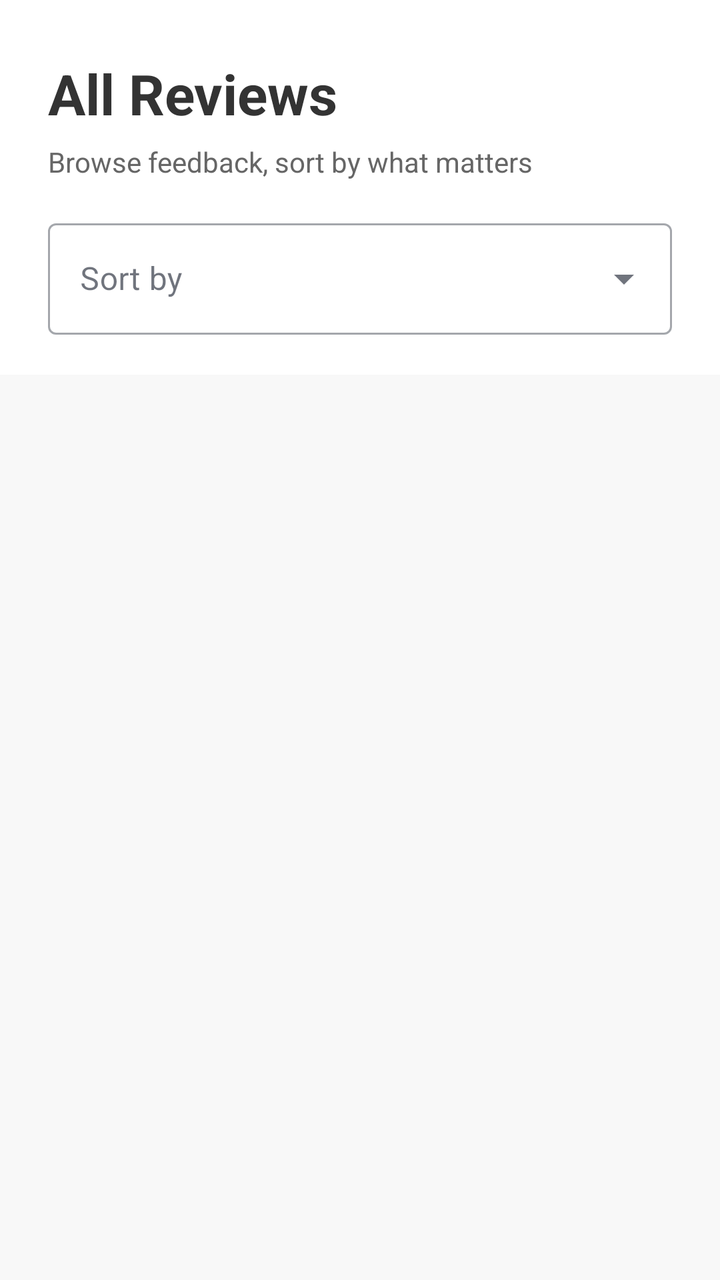
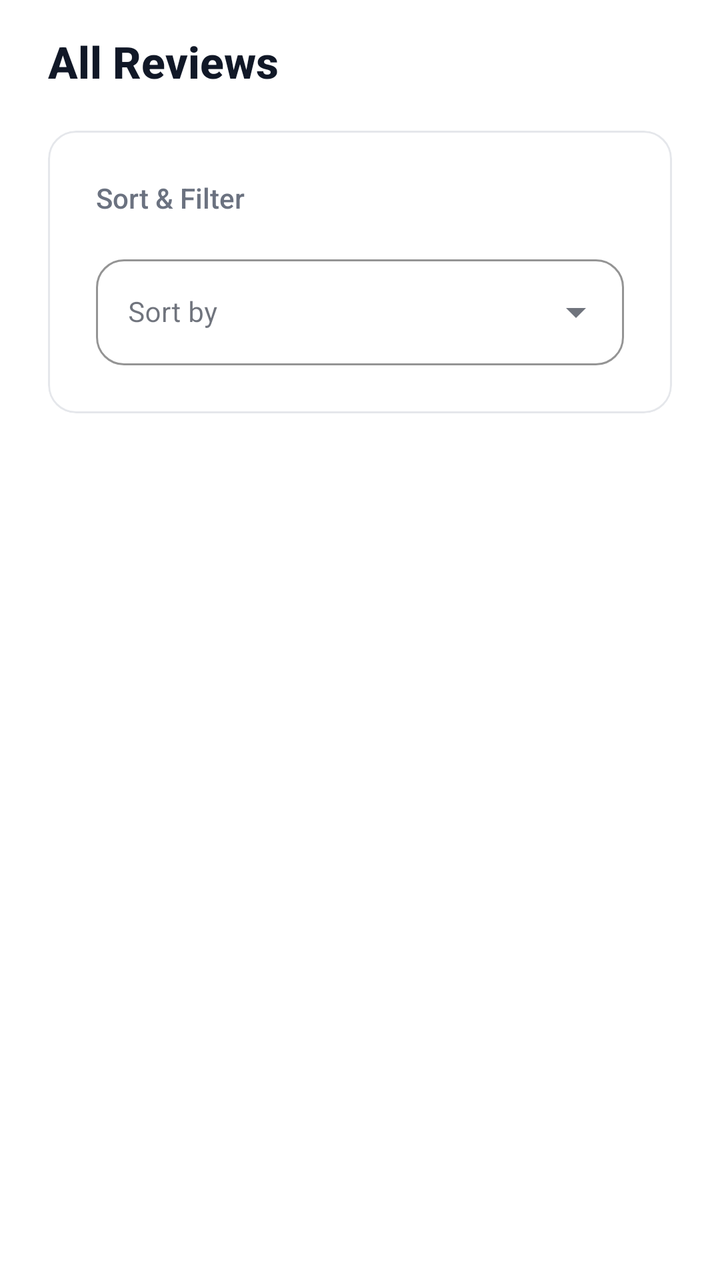

Before-and-after screenshots of an Android layout around one commit, followed by the original layout XML and the change that was made.
<!-- AndroidManifest.xml: application theme Theme.Csci3130Group1 -->
<!-- res/layout/activity_reviews_list.xml -->
<?xml version="1.0" encoding="utf-8"?>
<LinearLayout xmlns:android="http://schemas.android.com/apk/res/android"
    xmlns:app="http://schemas.android.com/apk/res-auto"
    android:layout_width="match_parent"
    android:layout_height="match_parent"
    android:orientation="vertical"
    android:background="@color/grey_light">

    
    <LinearLayout
        android:layout_width="match_parent"
        android:layout_height="wrap_content"
        android:orientation="vertical"
        android:background="@android:color/white"
        android:paddingStart="24dp"
        android:paddingEnd="24dp"
        android:paddingTop="28dp"
        android:paddingBottom="20dp">

        <TextView
            android:id="@+id/header"
            android:layout_width="match_parent"
            android:layout_height="wrap_content"
            android:text="All Reviews"
            android:textColor="@color/text_primary"
            android:textStyle="bold"
            android:textSize="28sp" />

        <TextView
            android:layout_width="match_parent"
            android:layout_height="wrap_content"
            android:text="Browse feedback, sort by what matters"
            android:textColor="@color/text_secondary"
            android:textSize="14sp"
            android:layout_marginTop="6dp"/>

        
        <com.google.android.material.textfield.TextInputLayout
            android:layout_width="match_parent"
            android:layout_height="wrap_content"
            android:layout_marginTop="16dp"
            app:endIconMode="dropdown_menu"
            style="@style/Widget.MaterialComponents.TextInputLayout.OutlinedBox.ExposedDropdownMenu">

            <AutoCompleteTextView
                android:id="@+id/sortDropdown"
                android:layout_width="match_parent"
                android:layout_height="wrap_content"
                android:hint="Sort by"
                android:inputType="none"
                android:importantForAutofill="no"
                android:textColor="@color/text_primary"/>
        </com.google.android.material.textfield.TextInputLayout>

    </LinearLayout>

    <LinearLayout
        android:layout_width="match_parent"
        android:layout_height="0dp"
        android:layout_weight="1"
        android:orientation="vertical"
        android:paddingStart="16dp"
        android:paddingEnd="16dp"
        android:paddingTop="12dp">

        <TextView
            android:id="@+id/emptyState"
            android:layout_width="match_parent"
            android:layout_height="wrap_content"
            android:text="No reviews yet"
            android:textSize="16sp"
            android:textColor="@color/text_secondary"
            android:gravity="center"
            android:paddingTop="24dp"
            android:paddingBottom="8dp"
            android:visibility="gone" />

        <androidx.recyclerview.widget.RecyclerView
            android:id="@+id/reviewsRecycler"
            android:layout_width="match_parent"
            android:layout_height="0dp"
            android:layout_weight="1"
            android:paddingTop="8dp" />
    </LinearLayout>

</LinearLayout>
<!-- resources referenced by this layout -->
<resources>
  <color name="grey_light">#F8F8F8</color>
  <color name="text_primary">#333333</color>
  <color name="text_secondary">#666666</color>
  <style name="Theme.Csci3130Group1" parent="Base.Theme.Csci3130Group1" />
  <style name="Base.Theme.Csci3130Group1" parent="Theme.Material3.DayNight.NoActionBar">
          
          <item name="colorPrimary">#111827</item>
          <item name="colorOnPrimary">#FFFFFF</item>
          <item name="colorSecondary">#6B7280</item>
          <item name="colorOnSecondary">#FFFFFF</item>
          
          <item name="colorPrimaryContainer">#F3F4F6</item>
          <item name="colorOnPrimaryContainer">#111827</item>
          <item name="colorSecondaryContainer">#F3F4F6</item>
          <item name="colorOnSecondaryContainer">#111827</item>
          <item name="colorTertiary">#9CA3AF</item>
          <item name="colorSurface">#FFFFFF</item>
          <item name="colorOnSurface">#111827</item>
          <item name="colorOutline">#E5E7EB</item>
          <item name="android:navigationBarColor">#FFFFFF</item>
          <item name="android:statusBarColor">#FFFFFF</item>
      </style>
</resources>

<!-- the commit's change to res/layout/activity_reviews_list.xml (unified diff, before → after) -->
@@ -1,86 +1,129 @@
 <?xml version="1.0" encoding="utf-8"?>
-<LinearLayout xmlns:android="http://schemas.android.com/apk/res/android"
+<ScrollView xmlns:android="http://schemas.android.com/apk/res/android"
     xmlns:app="http://schemas.android.com/apk/res-auto"
     android:layout_width="match_parent"
     android:layout_height="match_parent"
-    android:orientation="vertical"
-    android:background="@color/grey_light">
+    android:background="#FFFFFF"
+    android:fillViewport="true">
 
-    
     <LinearLayout
         android:layout_width="match_parent"
         android:layout_height="wrap_content"
         android:orientation="vertical"
-        android:background="@android:color/white"
-        android:paddingStart="24dp"
-        android:paddingEnd="24dp"
-        android:paddingTop="28dp"
-        android:paddingBottom="20dp">
+        android:paddingHorizontal="24dp"
+        android:paddingTop="16dp"
+        android:paddingBottom="32dp">
 
+        
         <TextView
-            android:id="@+id/header"
+            android:layout_width="wrap_content"
+            android:layout_height="wrap_content"
+            android:text="All Reviews"
+            android:textSize="22sp"
+            android:fontFamily="sans-serif-medium"
+            android:textStyle="bold"
+            android:textColor="#111827"
+            android:layout_marginBottom="20dp"/>
+
+        
+        <com.google.android.material.card.MaterialCardView
             android:layout_width="match_parent"
             android:layout_height="wrap_content"
-            android:text="All Reviews"
-            android:textColor="@color/text_primary"
-            android:textStyle="bold"
-            android:textSize="28sp" />
+            android:layout_marginBottom="24dp"
+            app:cardCornerRadius="14dp"
+            app:cardElevation="0dp"
+            app:cardBackgroundColor="#FFFFFF"
+            app:strokeColor="#E5E7EB"
+            app:strokeWidth="1dp">
 
-        <TextView
-            android:layout_width="match_parent"
-            android:layout_height="wrap_content"
-            android:text="Browse feedback, sort by what matters"
-            android:textColor="@color/text_secondary"
-            android:textSize="14sp"
-            android:layout_marginTop="6dp"/>
+            <LinearLayout
+                android:layout_width="match_parent"
+                android:layout_height="wrap_content"
+                android:orientation="vertical"
+                android:padding="24dp">
+
+                <TextView
+                    android:layout_width="wrap_content"
+                    android:layout_height="wrap_content"
+                    android:text="Sort &amp; Filter"
+                    android:textSize="14sp"
+                    android:fontFamily="sans-serif-medium"
+                    android:textColor="#6B7280"
+                    android:layout_marginBottom="16dp"/>
+
+                
+                <com.google.android.material.textfield.TextInputLayout
+                    android:layout_width="match_parent"
+                    android:layout_height="wrap_content"
+                    android:hint="Sort by"
+                    app:boxStrokeColor="#E5E7EB"
+                    app:hintTextColor="#6B7280"
+                    app:boxCornerRadiusTopStart="14dp"
+                    app:boxCornerRadiusTopEnd="14dp"
+                    app:boxCornerRadiusBottomStart="14dp"
+                    app:boxCornerRadiusBottomEnd="14dp"
+                    style="@style/Widget.MaterialComponents.TextInputLayout.OutlinedBox.ExposedDropdownMenu">
+
+                    <AutoCompleteTextView
+                        android:id="@+id/sortDropdown"
+                        android:layout_width="match_parent"
+                        android:layout_height="wrap_content"
+                        android:inputType="none"
+                        android:textSize="14sp"/>
+                </com.google.android.material.textfield.TextInputLayout>
+
+            </LinearLayout>
+        </com.google.android.material.card.MaterialCardView>
 
         
-        <com.google.android.material.textfield.TextInputLayout
+        <FrameLayout
             android:layout_width="match_parent"
-            android:layout_height="wrap_content"
-            android:layout_marginTop="16dp"
-            app:endIconMode="dropdown_menu"
-            style="@style/Widget.MaterialComponents.TextInputLayout.OutlinedBox.ExposedDropdownMenu">
+            android:layout_height="wrap_content">
 
-            <AutoCompleteTextView
-                android:id="@+id/sortDropdown"
+            <androidx.recyclerview.widget.RecyclerView
+                android:id="@+id/reviewsRecycler"
                 android:layout_width="match_parent"
                 android:layout_height="wrap_content"
-                android:hint="Sort by"
-                android:inputType="none"
-                android:importantForAutofill="no"
-                android:textColor="@color/text_primary"/>
-        </com.google.android.material.textfield.TextInputLayout>
+                android:nestedScrollingEnabled="false"
+                android:clipToPadding="false" />
+
+            
+            <LinearLayout
+                android:id="@+id/emptyState"
+                android:layout_width="match_parent"
+                android:layout_height="wrap_content"
+                android:orientation="vertical"
+                android:gravity="center"
+                android:padding="32dp"
+                android:visibility="gone"
+                android:background="#00FFFFFF">
+
+                <ImageView
+                    android:layout_width="80dp"
+                    android:layout_height="80dp"
+                    android:layout_marginBottom="24dp"
+                    android:src="@android:drawable/btn_star_big_on"
+                    app:tint="#CCCCCC" />
+
+                <TextView
+                    android:layout_width="wrap_content"
+                    android:layout_height="wrap_content"
+                    android:text="No reviews yet"
+                    android:textSize="18sp"
+                    android:fontFamily="sans-serif-medium"
+                    android:textColor="#666666"
+                    android:layout_marginBottom="8dp" />
+
+                <TextView
+                    android:layout_width="wrap_content"
+                    android:layout_height="wrap_content"
+                    android:text="Reviews will appear here once submitted"
+                    android:textSize="14sp"
+                    android:textColor="#888888"
+                    android:gravity="center" />
+            </LinearLayout>
+
+        </FrameLayout>
 
     </LinearLayout>
-
-    <LinearLayout
-        android:layout_width="match_parent"
-        android:layout_height="0dp"
-        android:layout_weight="1"
-        android:orientation="vertical"
-        android:paddingStart="16dp"
-        android:paddingEnd="16dp"
-        android:paddingTop="12dp">
-
-        <TextView
-            android:id="@+id/emptyState"
-            android:layout_width="match_parent"
-            android:layout_height="wrap_content"
-            android:text="No reviews yet"
-            android:textSize="16sp"
-            android:textColor="@color/text_secondary"
-            android:gravity="center"
-            android:paddingTop="24dp"
-            android:paddingBottom="8dp"
-            android:visibility="gone" />
-
-        <androidx.recyclerview.widget.RecyclerView
-            android:id="@+id/reviewsRecycler"
-            android:layout_width="match_parent"
-            android:layout_height="0dp"
-            android:layout_weight="1"
-            android:paddingTop="8dp" />
-    </LinearLayout>
-
-</LinearLayout>
+</ScrollView>
<!-- resource entries referenced after the edit -->
@@ -1,8 +1,5 @@
 <!-- resources referenced by this layout -->
 <resources>
-  <color name="grey_light">#F8F8F8</color>
-  <color name="text_primary">#333333</color>
-  <color name="text_secondary">#666666</color>
   <style name="Theme.Csci3130Group1" parent="Base.Theme.Csci3130Group1" />
   <style name="Base.Theme.Csci3130Group1" parent="Theme.Material3.DayNight.NoActionBar">
           
